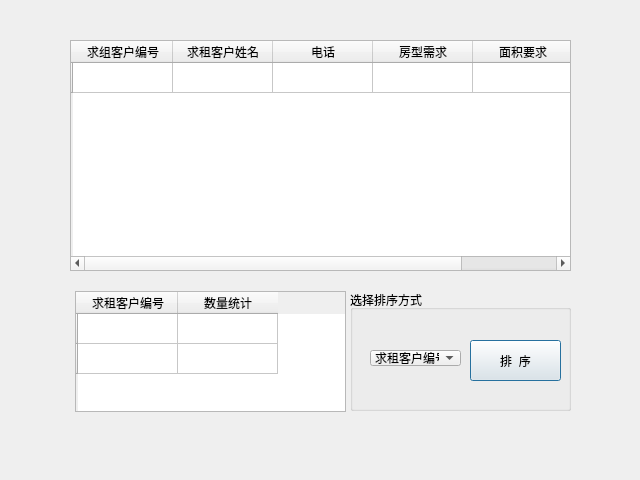
Qt form sentwindow.ui (angeiv/house) before a commit.
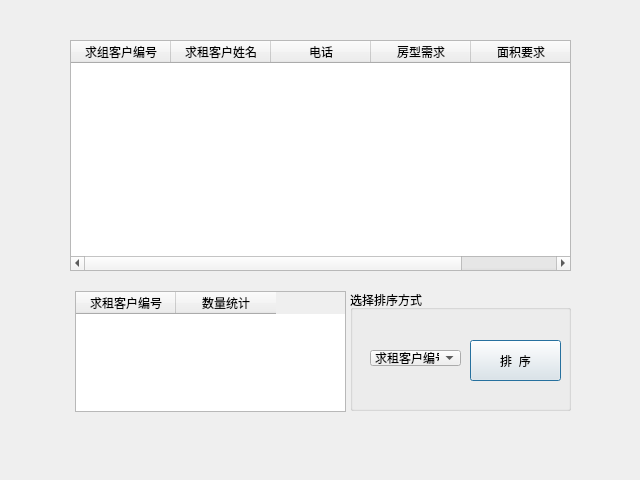
The same form after that commit.

Patch:
```diff
--- a/sentwindow.ui
+++ b/sentwindow.ui
@@ -22,11 +22,6 @@
      <height>231</height>
     </rect>
    </property>
-   <row>
-    <property name="text">
-     <string/>
-    </property>
-   </row>
    <column>
     <property name="text">
      <string>求组客户编号</string>
@@ -62,16 +57,6 @@
      <height>121</height>
     </rect>
    </property>
-   <row>
-    <property name="text">
-     <string/>
-    </property>
-   </row>
-   <row>
-    <property name="text">
-     <string/>
-    </property>
-   </row>
    <column>
     <property name="text">
      <string>求租客户编号</string>
```
